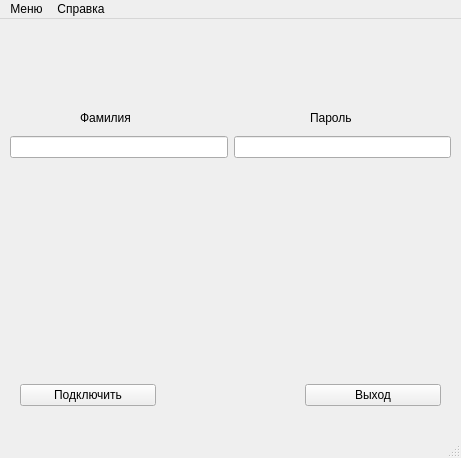
Before: the Qt Designer form untitled.ui in sor88/rdpoverssh, drawn with Qt 5.
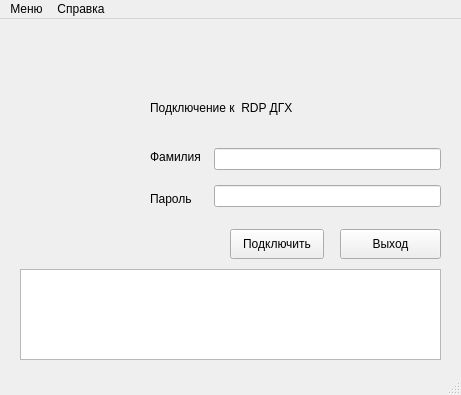
After: the same form once the commit is applied. Icons and pictures are not drawn.

What changed in the file:
```diff
--- a/untitled.ui
+++ b/untitled.ui
@@ -7,7 +7,7 @@
     <x>0</x>
     <y>0</y>
     <width>461</width>
-    <height>458</height>
+    <height>395</height>
    </rect>
   </property>
   <property name="windowTitle">
@@ -30,117 +30,130 @@
     text-decoration: none;
 }</string>
    </property>
-   <widget class="QLabel" name="label">
-    <property name="geometry">
-     <rect>
-      <x>80</x>
-      <y>90</y>
-      <width>91</width>
-      <height>18</height>
-     </rect>
-    </property>
-    <property name="text">
-     <string>Фамилия</string>
-    </property>
-   </widget>
-   <widget class="QLabel" name="label_2">
-    <property name="geometry">
-     <rect>
-      <x>310</x>
-      <y>90</y>
-      <width>102</width>
-      <height>18</height>
-     </rect>
-    </property>
-    <property name="text">
-     <string>Пароль</string>
-    </property>
-   </widget>
    <widget class="QLabel" name="label_3">
     <property name="geometry">
      <rect>
-      <x>200</x>
-      <y>10</y>
-      <width>61</width>
-      <height>61</height>
-     </rect>
-    </property>
-    <property name="styleSheet">
-     <string notr="true">label_3 {
-width: 100%;
-heigth: 100%;
-background-image: url(89.png);
-
-}</string>
-    </property>
-    <property name="text">
-     <string/>
-    </property>
-    <property name="pixmap">
-     <pixmap>89.png</pixmap>
-    </property>
-   </widget>
-   <widget class="QWidget" name="layoutWidget">
-    <property name="geometry">
-     <rect>
-      <x>10</x>
+      <x>30</x>
       <y>110</y>
-      <width>441</width>
-      <height>36</height>
+      <width>101</width>
+      <height>101</height>
      </rect>
     </property>
-    <layout class="QHBoxLayout" name="horizontalLayout_2">
-     <item>
-      <widget class="QLineEdit" name="lineEdit"/>
-     </item>
-     <item>
-      <widget class="QLineEdit" name="lineEdit_2"/>
-     </item>
-    </layout>
+    <property name="styleSheet">
+     <string notr="true">width: 100%
+</string>
+    </property>
+    <property name="text">
+     <string/>
+    </property>
+    <property name="pixmap">
+     <pixmap>image/89.png</pixmap>
+    </property>
+   </widget>
+   <widget class="QLabel" name="label_4">
+    <property name="geometry">
+     <rect>
+      <x>150</x>
+      <y>80</y>
+      <width>151</width>
+      <height>18</height>
+     </rect>
+    </property>
+    <property name="text">
+     <string>Подключение к  RDP ДГХ</string>
+    </property>
+   </widget>
+   <widget class="QWidget" name="widget" native="true">
+    <property name="geometry">
+     <rect>
+      <x>163</x>
+      <y>361</y>
+      <width>135</width>
+      <height>30</height>
+     </rect>
+    </property>
+   </widget>
+   <widget class="QPushButton" name="pushButton_2">
+    <property name="geometry">
+     <rect>
+      <x>340</x>
+      <y>210</y>
+      <width>101</width>
+      <height>30</height>
+     </rect>
+    </property>
+    <property name="text">
+     <string>Выход</string>
+    </property>
+   </widget>
+   <widget class="QPushButton" name="pushButton">
+    <property name="geometry">
+     <rect>
+      <x>230</x>
+      <y>210</y>
+      <width>94</width>
+      <height>30</height>
+     </rect>
+    </property>
+    <property name="styleSheet">
+     <string notr="true"/>
+    </property>
+    <property name="text">
+     <string>Подключить</string>
+    </property>
    </widget>
    <widget class="QWidget" name="layoutWidget">
+    <property name="geometry">
+     <rect>
+      <x>150</x>
+      <y>120</y>
+      <width>291</width>
+      <height>78</height>
+     </rect>
+    </property>
+    <layout class="QHBoxLayout" name="horizontalLayout">
+     <item>
+      <layout class="QVBoxLayout" name="verticalLayout">
+       <item>
+        <widget class="QLabel" name="label">
+         <property name="text">
+          <string>Фамилия  </string>
+         </property>
+        </widget>
+       </item>
+       <item>
+        <widget class="QLabel" name="label_2">
+         <property name="text">
+          <string>Пароль</string>
+         </property>
+        </widget>
+       </item>
+      </layout>
+     </item>
+     <item>
+      <layout class="QVBoxLayout" name="verticalLayout_2">
+       <item>
+        <widget class="QLineEdit" name="lineEdit"/>
+       </item>
+       <item>
+        <widget class="QLineEdit" name="lineEdit_2">
+         <property name="echoMode">
+          <enum>QLineEdit::Password</enum>
+         </property>
+        </widget>
+       </item>
+      </layout>
+     </item>
+    </layout>
+   </widget>
+   <widget class="QListWidget" name="listWidget">
     <property name="geometry">
      <rect>
       <x>20</x>
-      <y>360</y>
+      <y>250</y>
       <width>421</width>
-      <height>32</height>
+      <height>91</height>
      </rect>
-    </property>
-    <layout class="QHBoxLayout" name="horizontalLayout">
-     <item>
-      <widget class="QPushButton" name="pushButton">
-       <property name="styleSheet">
-        <string notr="true"/>
-       </property>
-       <property name="text">
-        <string>Подключить</string>
-       </property>
-      </widget>
-     </item>
-     <item>
-      <widget class="QWidget" name="widget" native="true"/>
-     </item>
-     <item>
-      <widget class="QPushButton" name="pushButton_2">
-       <property name="text">
-        <string>Выход</string>
-       </property>
-      </widget>
-     </item>
-    </layout>
-   </widget>
-   <widget class="QLabel" name="label_4">
-    <property name="geometry">
-     <rect>
-      <x>16</x>
-      <y>160</y>
-      <width>431</width>
-      <height>161</height>
-     </rect>
-    </property>
-    <property name="text">
-     <string/>
     </property>
    </widget>
   </widget>
```
Left out of the diff: 2 changed lines with no effect on the pictures.
